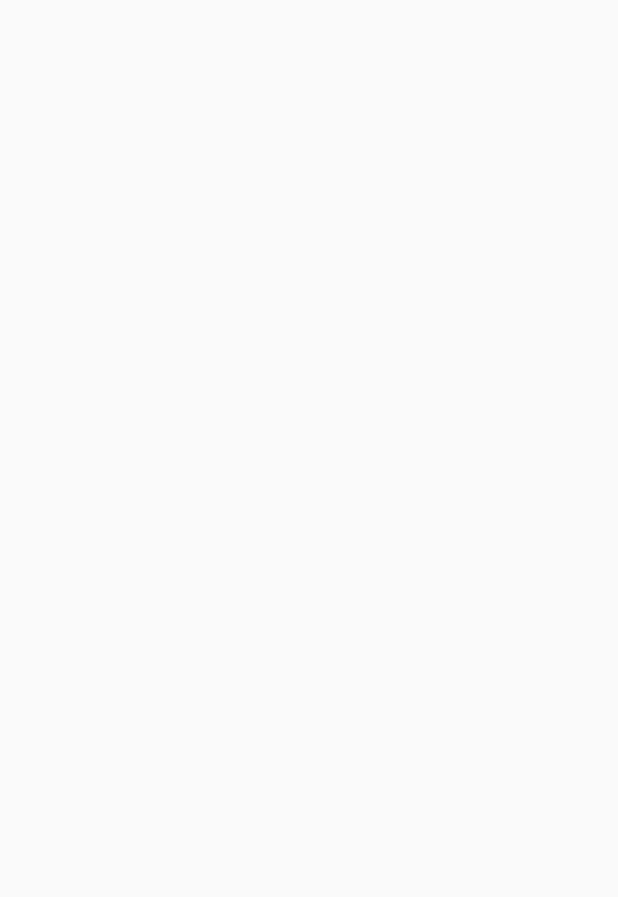
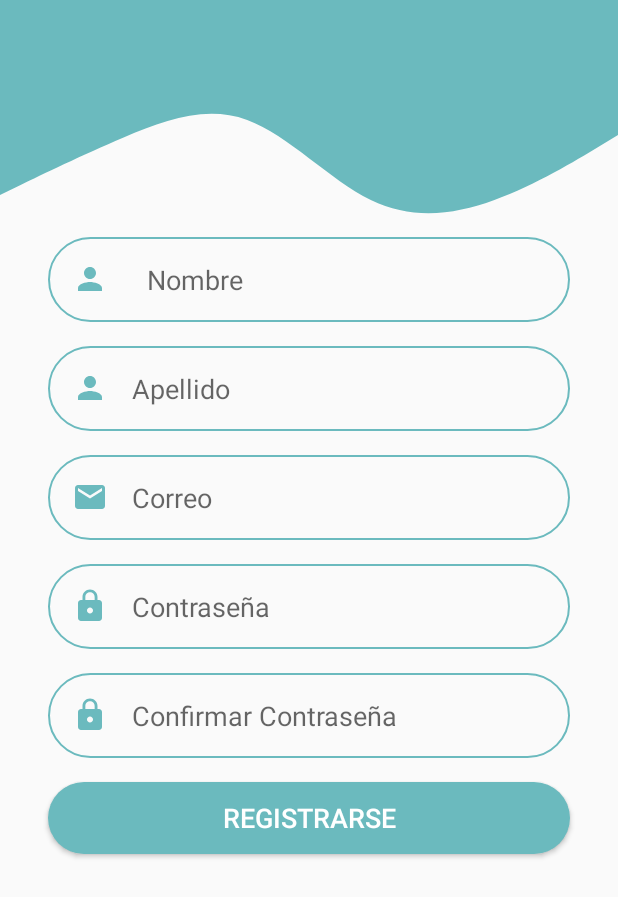
Before and after one commit to Crisc1204/Flowepp, an Android app: the RegistrarseActivity screen opened directly, with no data from a screen before it, on a phone screen of 412 x 824 dp. Before the commit the part shown is empty. Shown: the top 897 px of the screen. Run offline under Robolectric (Android 15) with nearby library versions, the phone set to English and light mode, and no system bars.

Commit message:
Se crea formulario de registro

```diff
--- a/app/src/main/AndroidManifest.xml
+++ b/app/src/main/AndroidManifest.xml
@@ -8,7 +8,8 @@
         android:label="@string/app_name"
         android:supportsRtl="true"
         android:theme="@style/AppTheme">
-        <activity android:name=".RegistrarseActivity"></activity>
+        <activity android:name=".ElementosActivity"></activity>
+        <activity android:name=".RegistrarseActivity" />
         <activity android:name=".LoginActivity" />
         <activity
             android:name=".MainActivity"
--- /dev/null
+++ b/app/src/main/java/co/com/flowepp/ElementosActivity.java
@@ -0,0 +1,14 @@
+package co.com.flowepp;
+
+import androidx.appcompat.app.AppCompatActivity;
+
+import android.os.Bundle;
+
+public class ElementosActivity extends AppCompatActivity {
+
+    @Override
+    protected void onCreate(Bundle savedInstanceState) {
+        super.onCreate(savedInstanceState);
+        setContentView(R.layout.activity_elementos);
+    }
+}
--- a/app/src/main/java/co/com/flowepp/LoginActivity.java
+++ b/app/src/main/java/co/com/flowepp/LoginActivity.java
@@ -2,7 +2,9 @@ package co.com.flowepp;
 
 import androidx.appcompat.app.AppCompatActivity;
 
+import android.content.Intent;
 import android.os.Bundle;
+import android.view.View;
 
 public class LoginActivity extends AppCompatActivity {
 
@@ -11,4 +13,10 @@ public class LoginActivity extends AppCompatActivity {
         super.onCreate(savedInstanceState);
         setContentView(R.layout.activity_login);
     }
+
+
+    public void goToElementos (View view){
+        Intent goToElementos = new Intent(this, ElementosActivity.class);
+        startActivity(goToElementos);
+    }
 }
--- /dev/null
+++ b/app/src/main/res/drawable/person_24.xml
@@ -0,0 +1,5 @@
+<vector android:height="24dp" android:tint="#6BBABE"
+    android:viewportHeight="24" android:viewportWidth="24"
+    android:width="24dp" xmlns:android="http://schemas.android.com/apk/res/android">
+    <path android:fillColor="@android:color/white" android:pathData="M12,12c2.21,0 4,-1.79 4,-4s-1.79,-4 -4,-4 -4,1.79 -4,4 1.79,4 4,4zM12,14c-2.67,0 -8,1.34 -8,4v2h16v-2c0,-2.66 -5.33,-4 -8,-4z"/>
+</vector>
--- /dev/null
+++ b/app/src/main/res/layout/activity_elementos.xml
@@ -0,0 +1,21 @@
+<?xml version="1.0" encoding="utf-8"?>
+<androidx.constraintlayout.widget.ConstraintLayout xmlns:android="http://schemas.android.com/apk/res/android"
+    xmlns:app="http://schemas.android.com/apk/res-auto"
+    xmlns:tools="http://schemas.android.com/tools"
+    android:layout_width="match_parent"
+    android:layout_height="match_parent"
+    tools:context=".ElementosActivity">
+
+    <TextView
+        android:id="@+id/textView"
+        android:layout_width="wrap_content"
+        android:layout_height="wrap_content"
+        android:text="Elementos"
+        android:textColor="#090909"
+        android:textSize="30dp"
+        android:textStyle="bold|italic"
+        app:layout_constraintBottom_toBottomOf="parent"
+        app:layout_constraintEnd_toEndOf="parent"
+        app:layout_constraintStart_toStartOf="parent"
+        app:layout_constraintTop_toTopOf="parent" />
+</androidx.constraintlayout.widget.ConstraintLayout>
--- a/app/src/main/res/layout/activity_login.xml
+++ b/app/src/main/res/layout/activity_login.xml
@@ -77,6 +77,7 @@
         android:layout_marginTop="16dp"
         android:layout_marginEnd="32dp"
         android:background="@drawable/round_bg"
+        android:onClick="goToElementos"
         android:text="INGRESAR"
         android:textColor="@android:color/white"
         android:textSize="18sp"
--- a/app/src/main/res/layout/activity_main.xml
+++ b/app/src/main/res/layout/activity_main.xml
@@ -16,6 +16,7 @@
         android:textSize="20dp"
         android:textStyle="bold|italic"
         app:layout_constraintBottom_toBottomOf="parent"
+        app:layout_constraintHorizontal_bias="0.498"
         app:layout_constraintLeft_toLeftOf="parent"
         app:layout_constraintRight_toRightOf="parent"
         app:layout_constraintTop_toTopOf="parent"
@@ -68,6 +69,7 @@
         android:layout_marginStart="8dp"
         android:layout_marginTop="20dp"
         android:layout_marginRight="10dp"
+        android:background="@drawable/round_border"
         app:layout_constraintBottom_toTopOf="@+id/textView2"
         app:layout_constraintEnd_toEndOf="parent"
         app:layout_constraintStart_toStartOf="parent"
--- a/app/src/main/res/layout/activity_registrarse.xml
+++ b/app/src/main/res/layout/activity_registrarse.xml
@@ -6,4 +6,136 @@
     android:layout_height="match_parent"
     tools:context=".RegistrarseActivity">
 
+    <View
+        android:id="@+id/topView"
+        android:layout_width="0dp"
+        android:layout_height="50dp"
+        android:background="#6BBABE"
+        app:layout_constraintEnd_toEndOf="parent"
+        app:layout_constraintStart_toStartOf="parent"
+        app:layout_constraintTop_toTopOf="parent" />
+
+    <View
+        android:id="@+id/view2"
+        android:layout_width="0dp"
+        android:layout_height="100dp"
+        android:background="@drawable/wave"
+        app:layout_constraintEnd_toEndOf="parent"
+        app:layout_constraintStart_toStartOf="parent"
+        app:layout_constraintTop_toBottomOf="@+id/topView" />
+
+    <ImageView
+        android:id="@+id/imageView3"
+        android:layout_width="66dp"
+        android:layout_height="64dp"
+        android:layout_marginTop="16dp"
+        android:layout_marginEnd="16dp"
+        app:layout_constraintEnd_toEndOf="parent"
+        app:layout_constraintTop_toTopOf="parent"
+        app:srcCompat="@drawable/person_24" />
+
+    <EditText
+        android:id="@+id/editText_Nombre"
+        android:layout_width="0dp"
+        android:layout_height="wrap_content"
+        android:layout_marginStart="32dp"
+        android:layout_marginTop="8dp"
+        android:layout_marginEnd="32dp"
+        android:background="@drawable/round_border"
+        android:drawableStart="@drawable/person_24"
+        android:drawablePadding="26dp"
+        android:ems="10"
+        android:hint="Nombre"
+        android:inputType="text"
+        android:padding="16dp"
+        app:layout_constraintEnd_toEndOf="parent"
+        app:layout_constraintStart_toStartOf="parent"
+        app:layout_constraintTop_toBottomOf="@+id/view2" />
+
+    <EditText
+        android:id="@+id/editText_Apellido"
+        android:layout_width="0dp"
+        android:layout_height="wrap_content"
+        android:layout_marginStart="32dp"
+        android:layout_marginTop="16dp"
+        android:layout_marginEnd="32dp"
+        android:background="@drawable/round_border"
+        android:drawableStart="@drawable/person_24"
+        android:drawablePadding="16dp"
+        android:ems="10"
+        android:hint="Apellido"
+        android:inputType="textPersonName"
+        android:padding="16dp"
+        app:layout_constraintEnd_toEndOf="parent"
+        app:layout_constraintStart_toStartOf="parent"
+        app:layout_constraintTop_toBottomOf="@+id/editText_Nombre" />
+
+    <EditText
+        android:id="@+id/editText_Correo"
+        android:layout_width="0dp"
+        android:layout_height="wrap_content"
+        android:layout_marginStart="32dp"
+        android:layout_marginTop="16dp"
+        android:layout_marginEnd="32dp"
+        android:background="@drawable/round_border"
+        android:drawableStart="@drawable/ic_email"
+        android:drawablePadding="16dp"
+        android:ems="10"
+        android:hint="Correo"
+        android:inputType="textPersonName"
+        android:padding="16dp"
+        app:layout_constraintEnd_toEndOf="parent"
+        app:layout_constraintStart_toStartOf="parent"
+        app:layout_constraintTop_toBottomOf="@+id/editText_Apellido" />
+
+    <EditText
+        android:id="@+id/editText_Contrasena"
+        android:layout_width="0dp"
+        android:layout_height="wrap_content"
+        android:layout_marginStart="32dp"
+        android:layout_marginTop="16dp"
+        android:layout_marginEnd="32dp"
+        android:background="@drawable/round_border"
+        android:drawableStart="@drawable/ic_lock"
+        android:drawablePadding="16dp"
+        android:ems="10"
+        android:hint="Contraseña"
+        android:inputType="textPassword"
+        android:padding="16dp"
+        app:layout_constraintEnd_toEndOf="parent"
+        app:layout_constraintStart_toStartOf="parent"
+        app:layout_constraintTop_toBottomOf="@+id/editText_Correo" />
+
+    <EditText
+        android:id="@+id/editText_ConfirmarContrasena"
+        android:layout_width="0dp"
+        android:layout_height="wrap_content"
+        android:layout_marginStart="32dp"
+        android:layout_marginTop="16dp"
+        android:layout_marginEnd="32dp"
+        android:background="@drawable/round_border"
+        android:drawableStart="@drawable/ic_lock"
+        android:drawablePadding="16dp"
+        android:ems="10"
+        android:hint="Confirmar Contraseña"
+        android:inputType="textPassword"
+        android:padding="16dp"
+        app:layout_constraintEnd_toEndOf="parent"
+        app:layout_constraintStart_toStartOf="parent"
+        app:layout_constraintTop_toBottomOf="@+id/editText_Contrasena" />
+
+    <Button
+        android:id="@+id/btn_Registrarse"
+        android:layout_width="0dp"
+        android:layout_height="wrap_content"
+        android:layout_marginStart="32dp"
+        android:layout_marginTop="16dp"
+        android:layout_marginEnd="32dp"
+        android:background="@drawable/round_bg"
+        android:text="Registrarse"
+        android:textColor="#FFFFFF"
+        android:textSize="18sp"
+        app:layout_constraintEnd_toEndOf="parent"
+        app:layout_constraintStart_toStartOf="parent"
+        app:layout_constraintTop_toBottomOf="@+id/editText_ConfirmarContrasena" />
 </androidx.constraintlayout.widget.ConstraintLayout>
```
